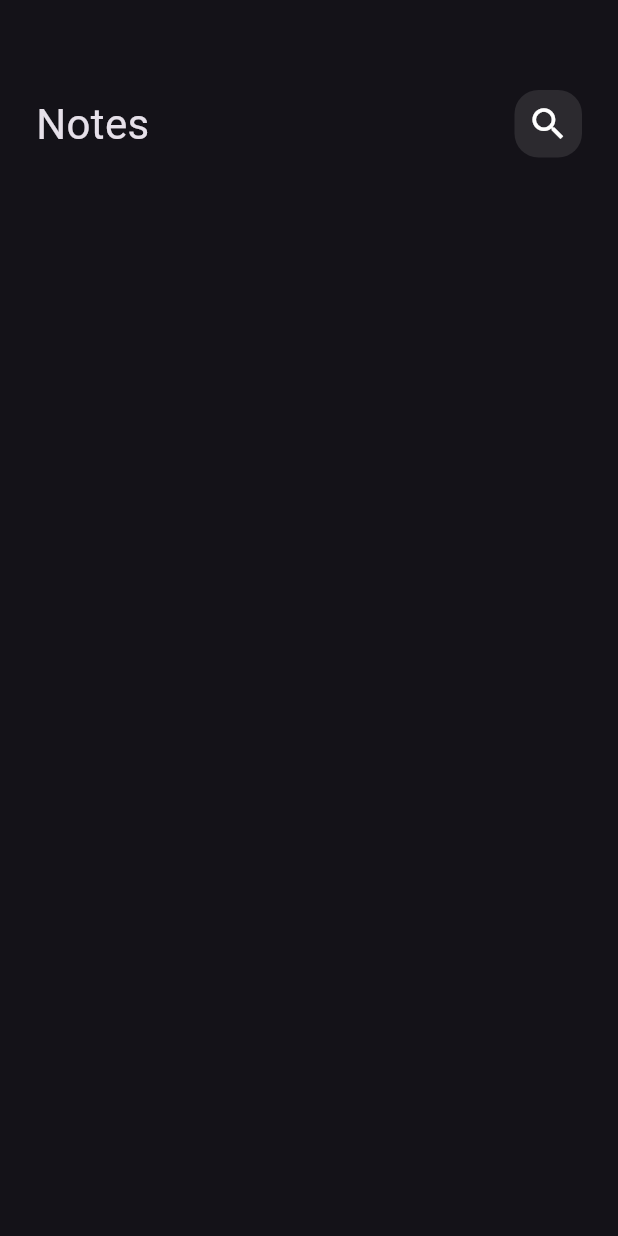
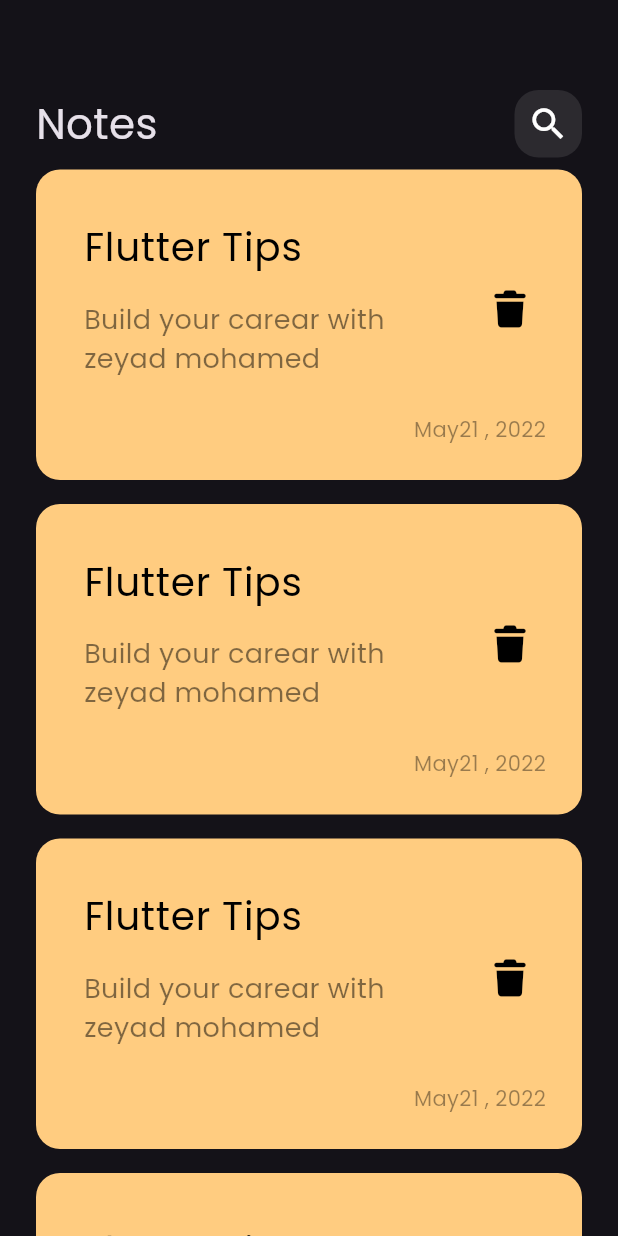
Before and after one commit to zeyadmomo90-crypto/Note_app, a Flutter app: the screen it shows after launch, on a phone screen of 412 x 824 dp. Run offline on Flutter 3.47's test engine with Material 3 defaults, Android fonts, the phone set to English and light mode, and no system bars; our stand-ins replace font_awesome_flutter.

Commit message:
create note list view and Note item

```diff
--- /dev/null
+++ b/lib/Views/widgets/Custom_Note_Item.dart
@@ -0,0 +1,51 @@
+import 'package:flutter/material.dart';
+import 'package:font_awesome_flutter/font_awesome_flutter.dart';
+
+class NoteItem extends StatelessWidget {
+  const NoteItem({super.key});
+
+  @override
+  Widget build(BuildContext context) {
+    return Container(
+      padding: EdgeInsets.only(top: 24, bottom: 24, left: 16),
+      decoration: BoxDecoration(
+        color: const Color(0xffFFCC80),
+        borderRadius: BorderRadius.circular(16),
+      ),
+      child: Column(
+        crossAxisAlignment: CrossAxisAlignment.end,
+        children: [
+          ListTile(
+            title: Text(
+              'Flutter Tips',
+              style: TextStyle(color: Colors.black, fontSize: 26),
+            ),
+            subtitle: Padding(
+              padding: const EdgeInsets.only(top: 16, bottom: 16),
+              child: Text(
+                'Build your carear with zeyad mohamed',
+                style: TextStyle(
+                  color: Colors.black.withValues(alpha: 0.5),
+                  fontSize: 18,
+                ),
+              ),
+            ),
+            trailing: IconButton(
+              onPressed: () {},
+              icon: Icon(FontAwesomeIcons.trash),
+              color: Colors.black,
+              iconSize: 24,
+            ),
+          ),
+          Padding(
+            padding: const EdgeInsets.only(right: 24),
+            child: Text(
+              'May21 , 2022',
+              style: TextStyle(color: Colors.black.withValues(alpha: 0.4)),
+            ),
+          ),
+        ],
+      ),
+    );
+  }
+}
--- /dev/null
+++ b/lib/Views/widgets/Note_list_View.dart
@@ -0,0 +1,18 @@
+import 'package:flutter/material.dart';
+import 'package:test/Views/widgets/Custom_Note_Item.dart';
+
+class NotesListView extends StatelessWidget {
+  const NotesListView({super.key});
+
+  @override
+  Widget build(BuildContext context) {
+    return ListView.builder(
+      itemBuilder: (context, index) {
+        return const Padding(
+          padding: EdgeInsets.symmetric(vertical: 8),
+          child: NoteItem(),
+        );
+      },
+    );
+  }
+}
--- a/lib/Views/widgets/Notes_View_Body.dart
+++ b/lib/Views/widgets/Notes_View_Body.dart
@@ -1,5 +1,6 @@
 import 'package:flutter/material.dart';
 import 'package:test/Views/widgets/Custom_App_Bar.dart';
+import 'package:test/Views/widgets/Note_list_View.dart';
 
 class NotesViewBody extends StatelessWidget {
   const NotesViewBody({super.key});
@@ -8,7 +9,13 @@ class NotesViewBody extends StatelessWidget {
   Widget build(BuildContext context) {
     return Padding(
       padding: const EdgeInsets.symmetric(horizontal: 24),
-      child: const Column(children: [SizedBox(height: 60), CustomAppBar()]),
+      child: const Column(
+        children: [
+          SizedBox(height: 60),
+          CustomAppBar(),
+          Expanded(child: NotesListView()),
+        ],
+      ),
     );
   }
 }
--- a/lib/main.dart
+++ b/lib/main.dart
@@ -11,7 +11,7 @@ class NotesApp extends StatelessWidget {
   @override
   Widget build(BuildContext context) {
     return MaterialApp(
-      theme: ThemeData(brightness: Brightness.dark),
+      theme: ThemeData(brightness: Brightness.dark, fontFamily: 'Poppins'),
       home: const NotesView(),
     );
   }
--- a/pubspec.yaml
+++ b/pubspec.yaml
@@ -34,6 +34,7 @@ dependencies:
   flutter:
     sdk: flutter
   flutter_bloc: ^9.1.1
+  font_awesome_flutter: ^10.12.0
   http: ^1.6.0
   provider: ^6.1.5+1
 
@@ -70,5 +71,8 @@ flutter:
     - family: Pacifico
       fonts:
         - asset: assets/fonts/Pacifico-Regular.ttf
+    - family: Poppins
+      fonts:
+        - asset: assets/fonts/Poppins-Regular.ttf
   # For details regarding fonts from package dependencies,
   # see https://flutter.dev/to/font-from-package
```
Also changed, not shown: assets/fonts/Poppins-Regular.ttf (added), pubspec.lock.
